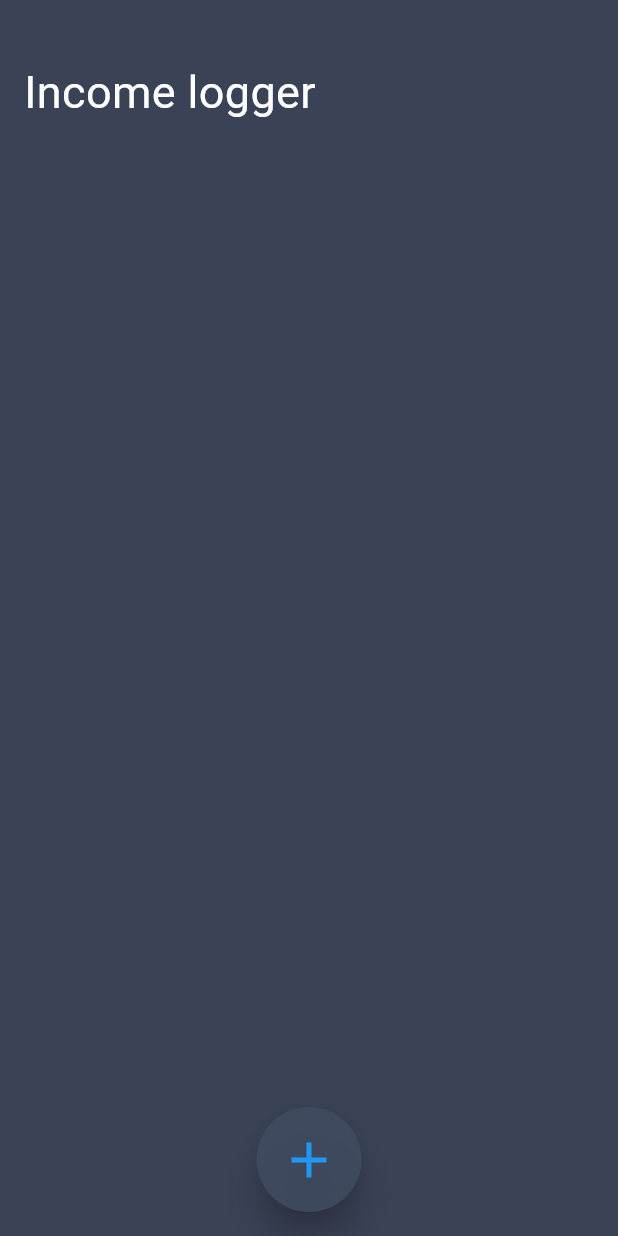
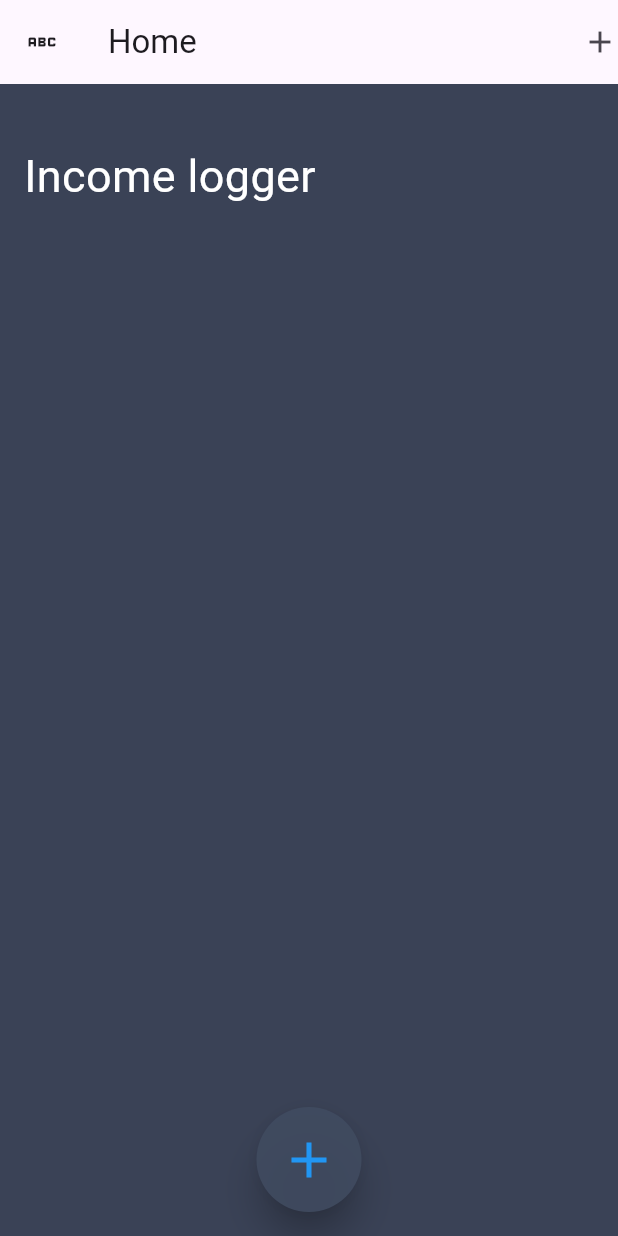
Before and after one commit to Cod3ddy/incomelogger_ui, a Flutter app: the screen it shows after launch, on a phone screen of 412 x 824 dp. Run offline on Flutter 3.47's test engine with Material 2 defaults, Android fonts, the light colour scheme and no system bars.

```diff
--- a/lib/screens/home.dart
+++ b/lib/screens/home.dart
@@ -15,24 +15,35 @@ class _HomeScreenState extends State<HomeScreen> {
 
   @override
   void initState() {
-    super.initState();
     firstnameFieldController = TextEditingController();
     surnameFieldController = TextEditingController();
     incomeFieldController = TextEditingController();
+    super.initState();
   }
 
   @override
   void dispose() {
-    super.dispose();
     firstnameFieldController.dispose();
     surnameFieldController.dispose();
     incomeFieldController.dispose();
+    super.dispose();
   }
 
   @override
   Widget build(BuildContext context) {
     return Scaffold(
       backgroundColor: const Color.fromRGBO(58, 66, 86, 1.0),
+      appBar: AppBar(
+        leading: Icon(Icons.abc),
+        title: const Text("Home"),
+        actions: const [
+          Icon(Icons.add),
+        ],
+      ),
+      drawer: const Drawer(
+        backgroundColor: Colors.red,
+        child: Icon(Icons.home),
+      ),
       body: Padding(
         padding: const EdgeInsets.fromLTRB(16, 40, 16, 0),
         child: Column(
```
